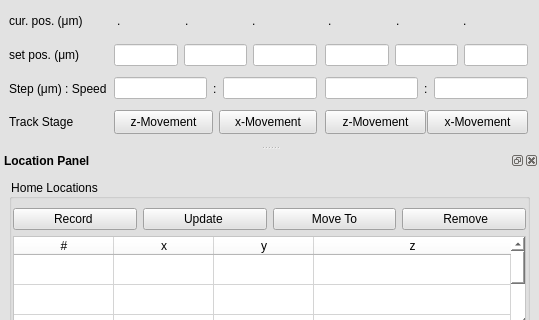
This is manipulator.ui in mgraupe/ManipulatorControl as Qt 5 draws it before an edit; both pictures show x 0 to 539 and y 475 to 795 of the 539 by 1091 pixel window. The edited form follows.
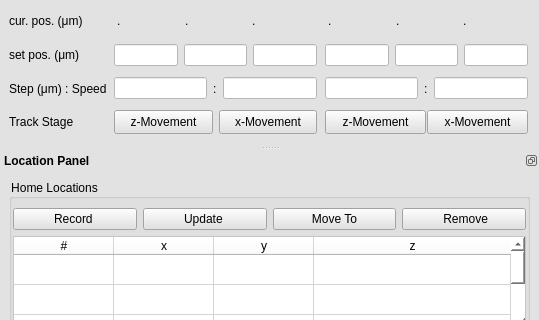
This is the edited form.

Diff of the .ui file:
```diff
--- a/manipulator.ui
+++ b/manipulator.ui
@@ -1017,6 +1017,9 @@
      <bold>true</bold>
     </font>
    </property>
+   <property name="features">
+    <set>QDockWidget::DockWidgetFloatable|QDockWidget::DockWidgetMovable</set>
+   </property>
    <property name="windowTitle">
     <string>Location Panel</string>
    </property>
```
